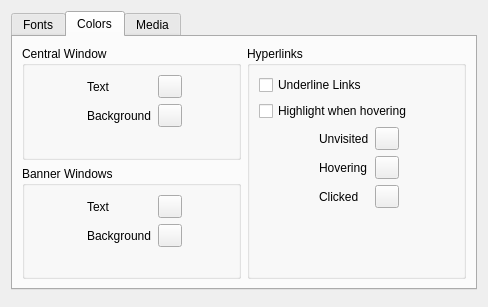
First picture: the form in src/qtadsconfdialog.ui, repository realnc/qtads, before the edit.
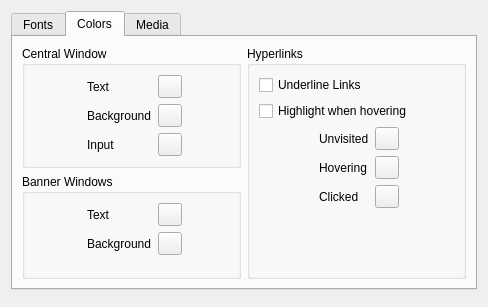
Second picture: the form after the edit. The open tabs and pages were chosen to show the change.

Commit message: Implement input color configuration dialog option

```diff
--- a/src/qtadsconfdialog.ui
+++ b/src/qtadsconfdialog.ui
@@ -277,6 +277,19 @@
             <item row="1" column="1">
              <widget class="QToolButton" name="mainBgColorButton"/>
             </item>
+            <item row="2" column="0">
+             <widget class="QLabel" name="label_15">
+              <property name="text">
+               <string>Input</string>
+              </property>
+              <property name="buddy">
+               <cstring>inputColorButton</cstring>
+              </property>
+             </widget>
+            </item>
+            <item row="2" column="1">
+             <widget class="QToolButton" name="inputColorButton"/>
+            </item>
            </layout>
           </widget>
          </item>
```
The commit also changes 2 other files.
